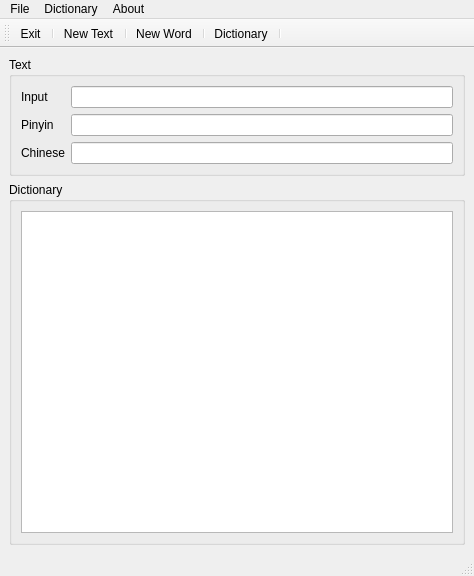
Qt form mainwindow.ui (ensisoft/pinyin-translator) before a commit.
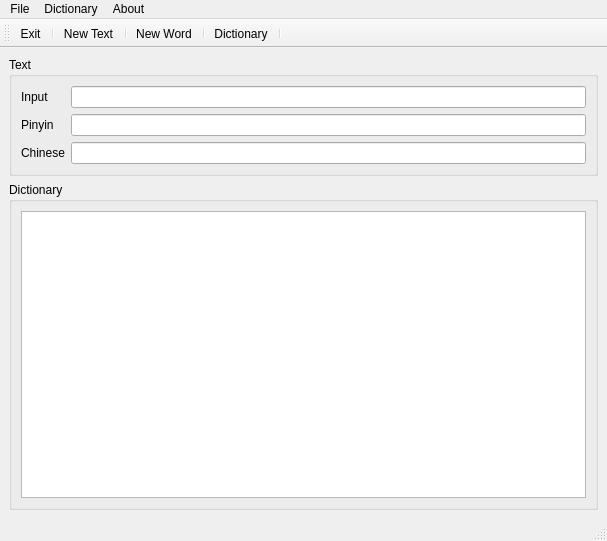
The same form after that commit. Icons and pictures are not drawn.

The edit to the form file:
```diff
--- a/mainwindow.ui
+++ b/mainwindow.ui
@@ -6,8 +6,8 @@
    <rect>
     <x>0</x>
     <y>0</y>
-    <width>474</width>
-    <height>576</height>
+    <width>607</width>
+    <height>541</height>
    </rect>
   </property>
   <property name="windowTitle">
@@ -122,8 +122,8 @@
     <rect>
      <x>0</x>
      <y>0</y>
-     <width>474</width>
-     <height>23</height>
+     <width>607</width>
+     <height>22</height>
     </rect>
    </property>
    <widget class="QMenu" name="menuFile">
```
Left out of the diff: 50 changed lines with no effect on the pictures.
